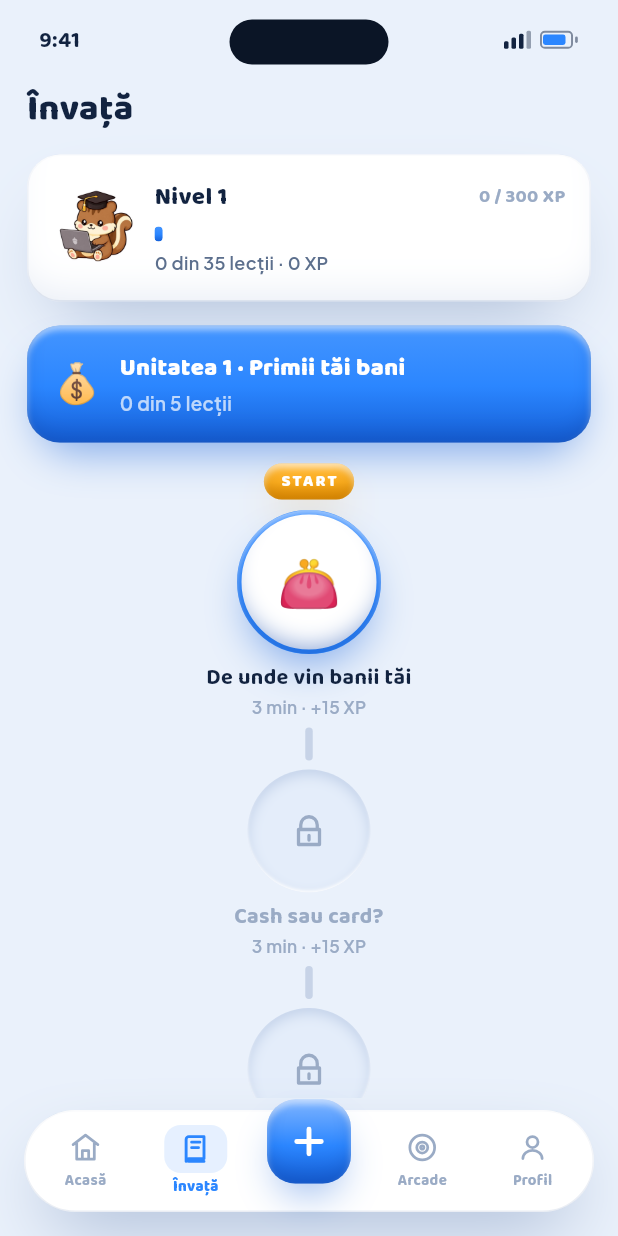
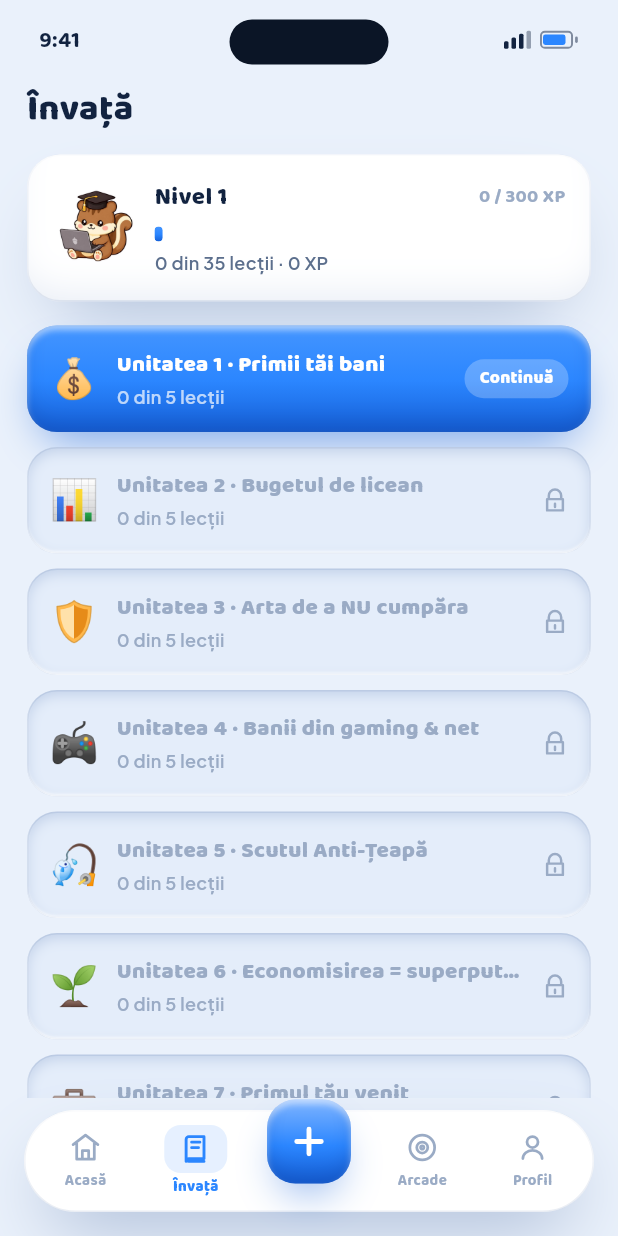
Before and after one commit to Circiii/FinEdu, a Flutter app: the LearningScreen screen opened by its route, on a phone screen of 412 x 824 dp. Run offline on Flutter 3.47's test engine with Material 3 defaults, Android fonts, the phone set to English and light mode, and no system bars; our stand-ins replace connectivity_plus, drift, drift_flutter, flutter_inset_shadow, flutter_local_notifications, flutter_riverpod and 5 more; accounts and stored records are empty; generated files the repository leaves out were written again.

Commit message:
Pagina Invata refacuta: unitatile ca lista compacta de carduri colorate, traseul lectiilor se deschide pe unitate si sare singur la lectia curenta

```diff
--- a/lib/features/learning/presentation/learning_screen.dart
+++ b/lib/features/learning/presentation/learning_screen.dart
@@ -11,9 +11,10 @@ import '../../../core/ui/tokens.dart';
 import '../../../domain/engine/leitner.dart';
 import '../../home/data/home_providers.dart';
 import '../data/lessons_repository.dart';
+import 'unit_path_screen.dart' show unitLook;
 
-/// Ecranul „Învață": HUD de XP/nivel, banner de recapitulare și traseul
-/// unităților cu deblocare strict secvențială.
+/// Ecranul „Învață": HUD de XP/nivel, banner de recapitulare și unitățile ca
+/// listă compactă. Traseul lecțiilor se deschide per unitate, fără scroll lung.
 class LearningScreen extends ConsumerWidget {
   const LearningScreen({super.key});
 
@@ -57,8 +58,9 @@ class LearningScreen extends ConsumerWidget {
                     const SizedBox(height: 12),
                     _reviewBanner(context, due),
                   ],
-                  ..._unitSections(context, units, done),
-                  const SizedBox(height: 10),
+                  const SizedBox(height: 6),
+                  ..._unitCards(context, units, done),
+                  const SizedBox(height: 12),
                   _comingSoon(),
                 ],
               ),
@@ -199,177 +201,55 @@ class LearningScreen extends ConsumerWidget {
     );
   }
 
-  /// Banner-e + trasee de unități; unitatea N+1 se deblochează doar când
-  /// toate lecțiile unității N sunt completate.
-  List<Widget> _unitSections(
+  /// Unitățile ca listă de carduri; unitatea N+1 se deblochează doar când
+  /// toate lecțiile unității N sunt completate. Tap = traseul unității.
+  List<Widget> _unitCards(
     BuildContext context,
     List<LearnUnit> units,
     Set<String> done,
   ) {
-    final sections = <Widget>[];
+    final cards = <Widget>[];
     var unlocked = true;
-    for (final unit in units) {
-      sections
-        ..add(const SizedBox(height: 16))
-        ..add(_unitBanner(unit, done))
-        ..add(const SizedBox(height: 8))
-        ..add(_path(context, unit, done, unlocked: unlocked));
-      unlocked = unlocked && unit.lessons.every((l) => done.contains(l.id));
+    for (var i = 0; i < units.length; i++) {
+      final unit = units[i];
+      final isComplete = unit.lessons.every((l) => done.contains(l.id));
+      cards
+        ..add(const SizedBox(height: 10))
+        ..add(
+          StaggerIn(
+            index: i,
+            child: _unitCard(
+              context,
+              unit,
+              done,
+              unlocked: unlocked,
+              active: unlocked && !isComplete,
+            ),
+          ),
+        );
+      unlocked = unlocked && isComplete;
     }
-    return sections;
+    return cards;
   }
 
-  /// Fiecare unitate își aduce culoarea din conținut, traseul respiră vizual.
-  static ({LinearGradient gradient, List<BoxShadow> shadow}) _unitLook(
-    String color,
-  ) => switch (color) {
-    'green' => (gradient: Grad.green, shadow: Sh.green),
-    'amber' => (gradient: Grad.amber, shadow: Sh.amber),
-    'violet' => (
-      gradient: const LinearGradient(
-        begin: Alignment.topCenter,
-        end: Alignment.bottomCenter,
-        colors: [Color(0xFFA99CFF), C.violet, C.violetDeep],
-        stops: [0.0, 0.55, 1.0],
-      ),
-      shadow: Sh.violet,
-    ),
-    'danger' => (gradient: Grad.danger, shadow: Sh.danger),
-    _ => (gradient: Grad.blue, shadow: Sh.blue),
-  };
-
-  Widget _unitBanner(LearnUnit unit, Set<String> done) {
-    final doneIn = unit.lessons.where((l) => done.contains(l.id)).length;
-    final look = _unitLook(unit.color);
-    return ClayCard(
-      radius: 22,
-      gradient: look.gradient,
-      shadow: look.shadow,
-      padding: const EdgeInsets.all(16),
-      child: Row(
-        children: [
-          Text(unit.emoji, style: const TextStyle(fontSize: 26)),
-          const SizedBox(width: 12),
-          Expanded(
-            child: Column(
-              crossAxisAlignment: CrossAxisAlignment.start,
-              children: [
-                Text(
-                  'Unitatea ${unit.ord} · ${unit.title}',
-                  style: T.display(
-                    size: 16,
-                    weight: FontWeight.w800,
-                    color: Colors.white,
-                  ),
-                ),
-                const SizedBox(height: 3),
-                Text(
-                  '$doneIn din ${unit.lessons.length} lecții',
-                  style: T.body(
-                    size: 12.5,
-                    weight: FontWeight.w600,
-                    color: Colors.white70,
-                  ),
-                ),
-              ],
-            ),
-          ),
-        ],
-      ),
-    );
-  }
-
-  Widget _path(
+  Widget _unitCard(
     BuildContext context,
     LearnUnit unit,
     Set<String> done, {
     required bool unlocked,
+    required bool active,
   }) {
-    // Current = prima lecție necompletată; restul e locked (strict secvențial).
-    // O unitate ale cărei predecesoare nu sunt terminate nu are niciun nod current.
-    final currentIndex = unlocked
-        ? unit.lessons.indexWhere((l) => !done.contains(l.id))
-        : -1;
+    final doneIn = unit.lessons.where((l) => done.contains(l.id)).length;
+    final look = unitLook(unit.color);
 
-    // Părintele aliniază la stânga (CrossAxisAlignment.start); lățimea plină
-    // lasă nodurile să se centreze pe ecran, nu pe propria coloană îngustă.
-    return SizedBox(
-      width: double.infinity,
-      child: Column(
-        children: [
-          for (var i = 0; i < unit.lessons.length; i++) ...[
-            if (i > 0) _connector(done: done.contains(unit.lessons[i - 1].id)),
-            _node(
-              context,
-              unit.lessons[i],
-              index: i,
-              state: done.contains(unit.lessons[i].id)
-                  ? _NodeState.done
-                  : (i == currentIndex
-                        ? _NodeState.current
-                        : _NodeState.locked),
-            ),
-          ],
-        ],
-      ),
-    );
-  }
-
-  /// Firul traseului dintre două noduri: verde după o lecție terminată,
-  /// gri înaintea celor blocate.
-  Widget _connector({required bool done}) => Container(
-    width: 5,
-    height: 22,
-    decoration: BoxDecoration(
-      color: done ? C.green.withValues(alpha: 0.45) : C.line2,
-      borderRadius: BorderRadius.circular(R.pill),
-    ),
-  );
-
-  Widget _node(
-    BuildContext context,
-    Lesson lesson, {
-    required int index,
-    required _NodeState state,
-  }) {
-    final locked = state == _NodeState.locked;
-    final isCurrent = state == _NodeState.current;
-    final size = isCurrent ? 96.0 : 82.0;
-
-    return StaggerIn(
-      index: index,
-      child: Padding(
-        padding: const EdgeInsets.symmetric(vertical: 6),
-        child: Column(
-          children: [
-            if (isCurrent)
-              Container(
-                margin: const EdgeInsets.only(bottom: 7),
-                padding: const EdgeInsets.symmetric(
-                  horizontal: 11,
-                  vertical: 4,
-                ),
-                decoration: BoxDecoration(
-                  gradient: Grad.amber,
-                  borderRadius: BorderRadius.circular(R.pill),
-                  boxShadow: Sh.amber,
-                ),
-                child: Text(
-                  'START',
-                  style: T.display(
-                    size: 11,
-                    weight: FontWeight.w800,
-                    color: Colors.white,
-                    letterSpacing: 1.4,
-                  ),
-                ),
-              ),
-            GestureDetector(
-              onTap: locked
-                  ? () => ScaffoldMessenger.of(context).showSnackBar(
+    return GestureDetector(
+      onTap: () {
+        Juice.tick();
+        if (!unlocked) {
+          ScaffoldMessenger.of(context).showSnackBar(
             SnackBar(
               content: Text(
-                          '🔒 Finalizează lecția anterioară',
+                '🔒 Termină unitatea anterioară ca să o deblochezi',
                 style: T.display(
                   size: 14,
                   weight: FontWeight.w700,
@@ -380,81 +260,78 @@ class LearningScreen extends ConsumerWidget {
               backgroundColor: C.text,
               behavior: SnackBarBehavior.floating,
             ),
-                    )
-                  : () {
-                      Juice.tick();
-                      context.push('/learn/lesson/${lesson.id}');
+          );
+          return;
+        }
+        context.push('/learn/unit/${unit.id}');
       },
-              child: Container(
-                width: size,
-                height: size,
-                decoration: BoxDecoration(
-                  color: switch (state) {
-                    _NodeState.done => C.green,
-                    _NodeState.current => C.surface,
-                    _NodeState.locked => C.inset,
-                  },
-                  shape: BoxShape.circle,
-                  border: switch (state) {
-                    // Inelul alb dă adâncime pe verde; albastrul marchează startul.
-                    _NodeState.done => Border.all(
-                      color: Colors.white.withValues(alpha: 0.4),
-                      width: 3,
+      child: ClayCard(
+        radius: 20,
+        gradient: unlocked ? look.gradient : null,
+        color: unlocked ? C.surface : C.inset,
+        shadow: unlocked ? look.shadow : Sh.insetSoft,
+        padding: const EdgeInsets.all(14),
+        child: Row(
+          children: [
+            Text(
+              unit.emoji,
+              style: TextStyle(fontSize: 26, color: unlocked ? null : C.text3),
             ),
-                    _NodeState.current => Border.all(color: C.blue, width: 3),
-                    _NodeState.locked => null,
-                  },
-                  boxShadow: switch (state) {
-                    _NodeState.done => Sh.green,
-                    _NodeState.current => Sh.blue,
-                    _NodeState.locked => Sh.insetSoft,
-                  },
-                ),
-                alignment: Alignment.center,
-                child: switch (state) {
-                  _NodeState.done => const SvgIcon(
-                    Ic.check,
-                    size: 30,
-                    color: Colors.white,
-                    strokeWidth: 3,
-                  ),
-                  _NodeState.current => Text(
-                    lesson.emoji,
-                    style: const TextStyle(fontSize: 34),
-                  ),
-                  _NodeState.locked => const SvgIcon(
-                    Ic.lock,
-                    size: 24,
-                    color: C.text3,
-                    strokeWidth: 2.2,
-                  ),
-                },
+            const SizedBox(width: 12),
+            Expanded(
+              child: Column(
+                crossAxisAlignment: CrossAxisAlignment.start,
+                children: [
+                  Text(
+                    'Unitatea ${unit.ord} · ${unit.title}',
+                    maxLines: 1,
+                    overflow: TextOverflow.ellipsis,
+                    style: T.display(
+                      size: 15,
+                      weight: FontWeight.w800,
+                      color: unlocked ? Colors.white : C.text3,
                     ),
                   ),
-            const SizedBox(height: 8),
-            SizedBox(
-              width: 230,
-              child: Text(
-                lesson.title,
-                textAlign: TextAlign.center,
-                maxLines: 2,
-                overflow: TextOverflow.ellipsis,
-                style: T.display(
-                  size: 14.5,
-                  weight: FontWeight.w700,
-                  color: locked ? C.text3 : C.text,
-                  height: 1.15,
+                  const SizedBox(height: 3),
+                  Text(
+                    '$doneIn din ${unit.lessons.length} lecții',
+                    style: T.body(
+                      size: 12,
+                      weight: FontWeight.w600,
+                      color: unlocked ? Colors.white70 : C.text3,
                     ),
                   ),
+                ],
               ),
-            const SizedBox(height: 2),
-            Text(
-              '${lesson.minutes} min · +${lesson.xp} XP',
-              style: T.body(
+            ),
+            const SizedBox(width: 8),
+            if (!unlocked)
+              const SvgIcon(Ic.lock, size: 18, color: C.text3, strokeWidth: 2.2)
+            else if (active)
+              Container(
+                padding: const EdgeInsets.symmetric(
+                  horizontal: 10,
+                  vertical: 5,
+                ),
+                decoration: BoxDecoration(
+                  color: Colors.white.withValues(alpha: 0.24),
+                  borderRadius: BorderRadius.circular(R.pill),
+                ),
+                child: Text(
+                  'Continuă',
+                  style: T.display(
                     size: 11.5,
-                weight: FontWeight.w600,
-                color: C.text3,
+                    weight: FontWeight.w800,
+                    color: Colors.white,
                   ),
+                ),
+              )
+            else
+              const SvgIcon(
+                Ic.chevronRight,
+                size: 18,
+                color: Colors.white,
+                strokeWidth: 2.4,
               ),
           ],
         ),
@@ -481,5 +358,3 @@ class LearningScreen extends ConsumerWidget {
     );
   }
 }
-
-enum _NodeState { done, current, locked }
```
Also changed, not shown: lib/core/router/app_router.dart (+24 -8 lines), lib/features/learning/presentation/unit_path_screen.dart (added, +347 -0 lines), 1 other file. Lines whose indentation alone changed are shown as unchanged.
